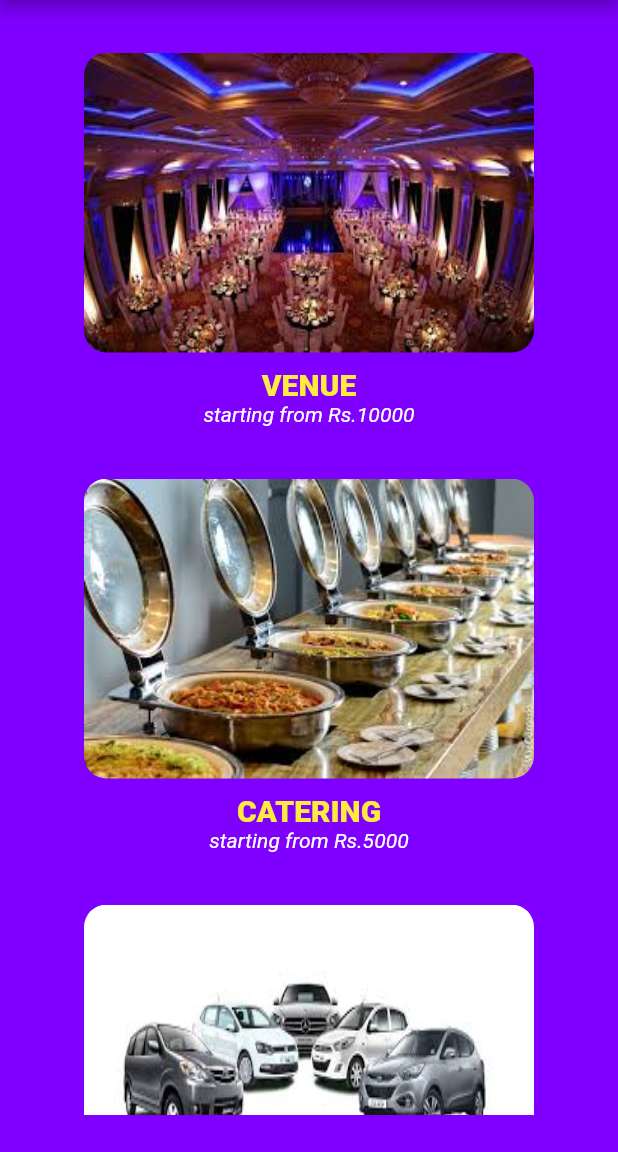
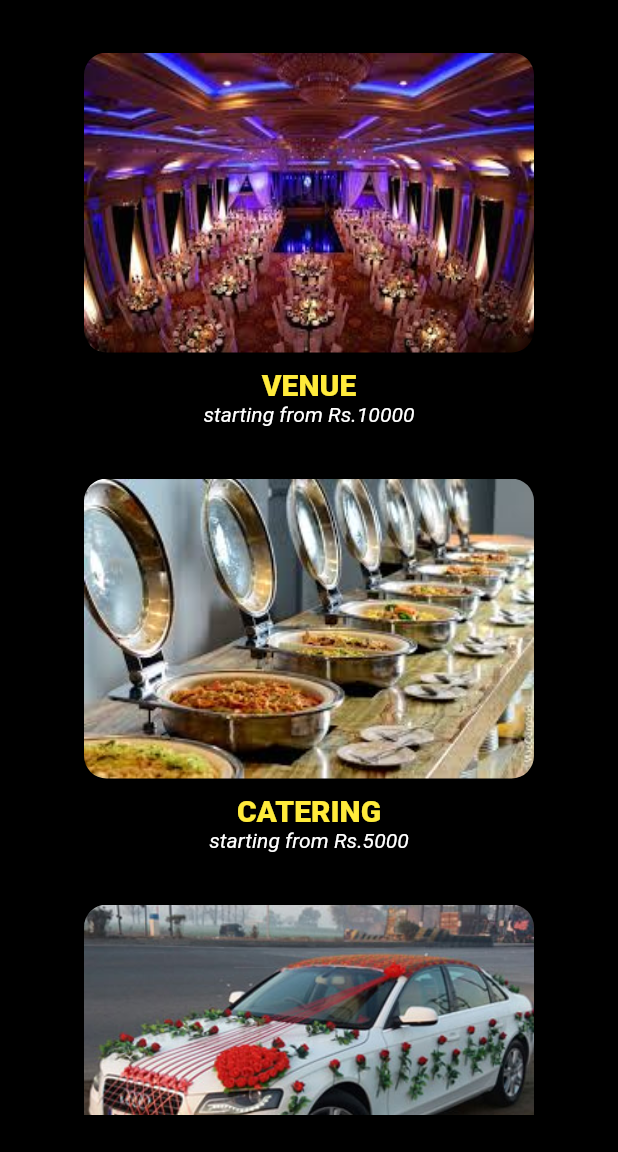
Before and after one commit to Usman12040/shadihal, a Flutter app: the screen it shows after launch, on a phone screen of 412 x 824 dp, the part 84-1236 px from its top. Run offline on Flutter 3.47's test engine with Material 2 defaults, Android fonts, the phone set to English and light mode, and no system bars; our stand-ins replace get, sqflite; accounts and stored records are empty.

Commit message:
add new files

```diff
--- a/lib/screens/LoginScreen.dart
+++ b/lib/screens/LoginScreen.dart
@@ -14,6 +14,7 @@ class LoginState extends State<Login>{
   @override
   Widget build(BuildContext context) {
     return Scaffold(
+      backgroundColor: Colors.black,
       appBar: AppBar(
         title: Text("Login"),
 
@@ -25,6 +26,7 @@ class LoginState extends State<Login>{
               controller: usernameController,
               decoration: InputDecoration(
                 labelText: 'Username',
+                labelStyle: TextStyle(color: Colors.white),
 
               ),
               onChanged: (text){
@@ -38,6 +40,7 @@ class LoginState extends State<Login>{
               controller: passwordController,
               decoration: InputDecoration(
                 labelText: 'Password',
+                labelStyle: TextStyle(color: Colors.white),
 
               ),
               onChanged: (text){
--- a/lib/screens/Signup.dart
+++ b/lib/screens/Signup.dart
@@ -21,7 +21,7 @@ class SignupState extends State<Signup>{
           children: <Widget>[
             TextField(
               decoration: InputDecoration(
-                labelText:
+                labelText: "Enter Username",
               ),
             ),
 
@@ -29,7 +29,7 @@ class SignupState extends State<Signup>{
 
           ],
         ),
-      ),
+
     );
   }
 
--- a/lib/screens/homescreen.dart
+++ b/lib/screens/homescreen.dart
@@ -21,7 +21,7 @@ class Homestate extends State<homescreen> {
   @override
   Widget build(BuildContext context) {
     return Scaffold(
-        backgroundColor: Color(0xff7f00ff),
+        backgroundColor: Colors.black,
         appBar: AppBar(
             title:Text('Shadihal'),
            // actions: <Widget>[
@@ -39,17 +39,20 @@ class Homestate extends State<homescreen> {
         ),
         drawer: Drawer(
 
-          child: ListView(
 
+
+          child: Container(
+            color: Colors.black,
+           child:ListView(
             children: <Widget>[
               SizedBox(
-              height: 120.0,
+              height: 65.0,
               child:DrawerHeader(
                 //margin: EdgeInsets.only(top:5.0),
                 child: Text('Menu',
-                textScaleFactor: 2.0,
+                textScaleFactor: 1.7,
                 style: TextStyle(
-                  color: Colors.red,
+                  color: Colors.white,
                 ),
                 ),
                 decoration: BoxDecoration(
@@ -59,7 +62,7 @@ class Homestate extends State<homescreen> {
               )
               ),
               ListTile(
-                title: Text('Login'),
+                title: Text('Login',style: TextStyle(color: Colors.yellow),textScaleFactor: 1.2),
                 onTap: () {
                   // Update the state of the app.
                   Get.to(Login());
@@ -67,15 +70,40 @@ class Homestate extends State<homescreen> {
                 },
               ),
               ListTile(
-                title: Text('Sign Up'),
+                title: Text('Sign Up',style: TextStyle(color: Colors.yellow),textScaleFactor: 1.2),
                 onTap: () {
                   // Update the state of the app.
                   Get.to(Signup());
                   // ...
                 },
               ),
+              ListTile(
+                title: Text('About Us',style: TextStyle(color: Colors.yellow),textScaleFactor: 1.2),
+                onTap: () {
+                  // Update the state of the app.
+
+                  // ...
+                },
+              ),
+              ListTile(
+                title: Text('Contact Us',style: TextStyle(color: Colors.yellow),textScaleFactor: 1.2),
+                onTap: () {
+                  // Update the state of the app.
+
+                  // ...
+                },
+              ),
+              ListTile(
+                title: Text('Join Us',style: TextStyle(color: Colors.yellow),textScaleFactor: 1.2),
+                onTap: () {
+                  // Update the state of the app.
+
+                  // ...
+                },
+              ),
+
             ],
-          ),
+          )),
         ),
 
 
--- a/pubspec.yaml
+++ b/pubspec.yaml
@@ -56,7 +56,7 @@ flutter:
     - assets/Rent.jpg
     - assets/photo.jpg
     - assets/venue.jpg
-
+    - assets/BeachLuxury.jpg
   # An image asset can refer to one or more resolution-specific "variants", see
   # https://flutter.dev/assets-and-images/#resolution-aware.
 
```
Also changed, not shown: lib/Models/Owner.dart (added, +37 -0 lines), lib/Models/Venue.dart (+89 -39 lines), lib/screens/VenueDetails.dart (added, +48 -0 lines), lib/screens/VenueList.dart (+20 -2 lines), assets/BeachLuxury.jpg (added), assets/Rent.jpg, lib/screens/AboutUs.dart (added), 2 other files.
